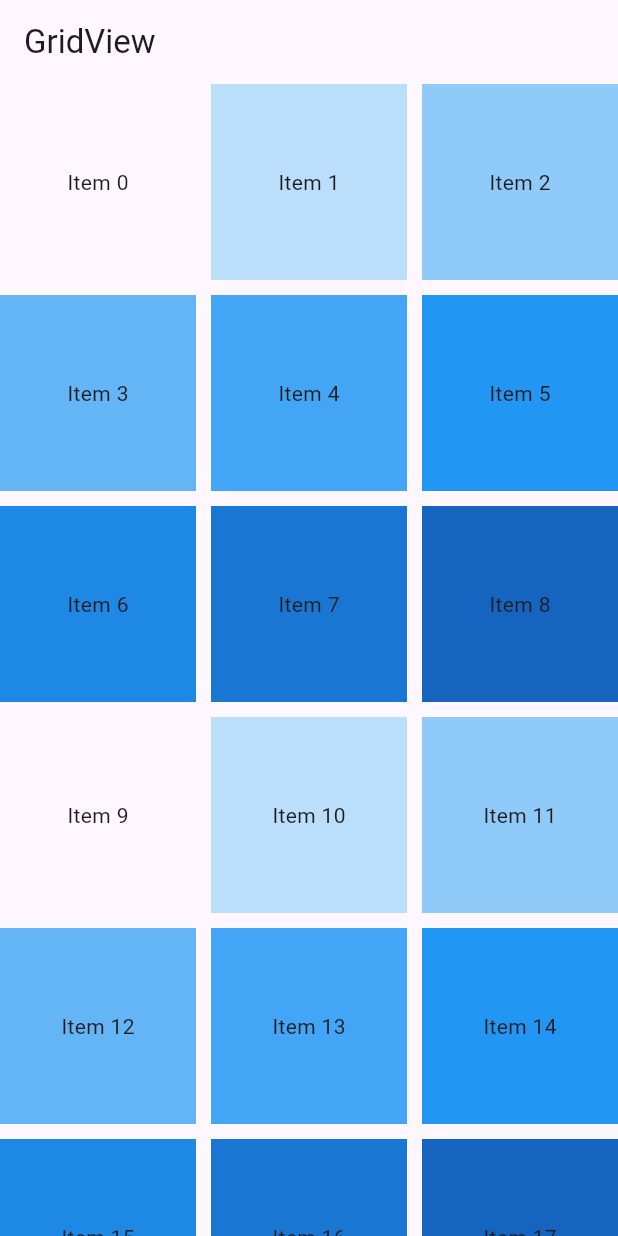
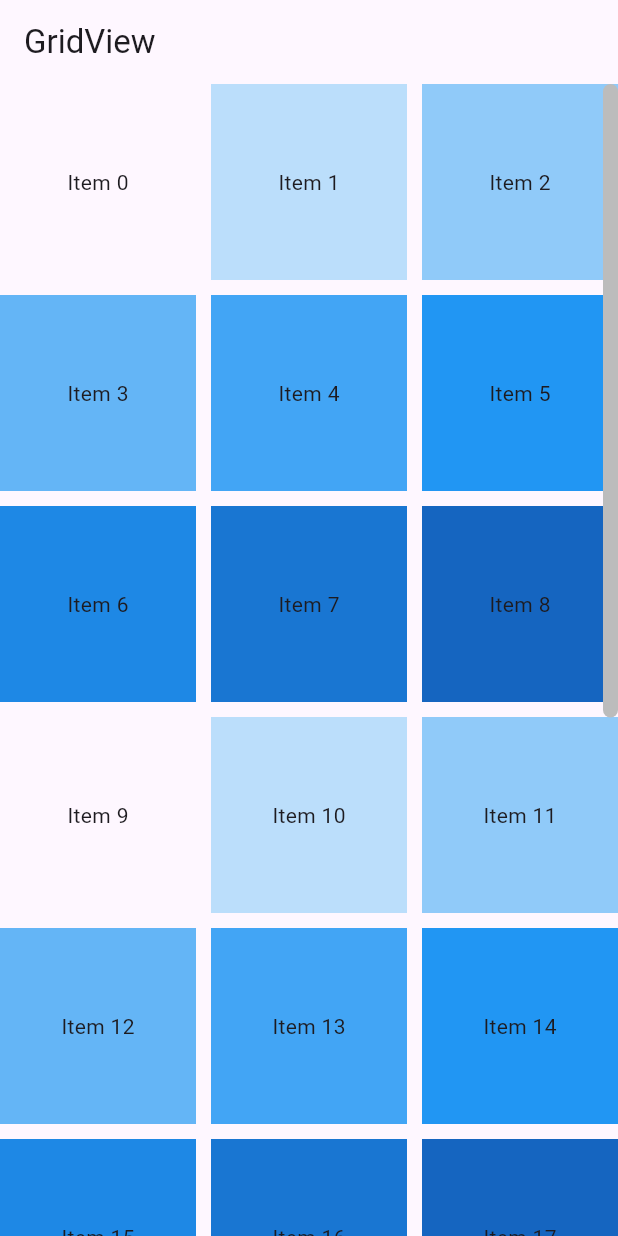
Before and after one commit to saebyeokjang/Flutter, a Flutter app: the screen it shows after launch, on a phone screen of 412 x 824 dp. Run offline on Flutter 3.47's test engine with Material 3 defaults, Android fonts, the phone set to English and light mode, and no system bars; our stand-ins replace google_fonts.

Commit message:
Scrollbar 위젯을 추가하여 GridView에 스크롤바 표시

```diff
--- a/list_navigation/lib/my_grid_view.dart
+++ b/list_navigation/lib/my_grid_view.dart
@@ -7,25 +7,39 @@ class MyGridView extends StatelessWidget {
   Widget build(BuildContext context) {
     return Scaffold(
       appBar: AppBar(
-        title: const Text('GridView'),
+        title: const Text('GridView'), // AppBar에 'GridView'라는 제목을 표시합니다.
       ),
-      body: GridView.builder(
-        scrollDirection: Axis.vertical,
+      body: Scrollbar(
+        // Scrollbar 위젯을 사용하여 스크롤바를 표시합니다.
+        // thickness, thumbVisibility, radius 속성을 사용하여 스크롤바의 두께, 표시 여부, 모서리를 설정합니다.
+        thickness: 10,
+        thumbVisibility: true,
+        radius: const Radius.circular(5),
+        child: GridView.builder(
+          // GridView.builder를 사용하여 그리드 뷰를 생성합니다.
+          scrollDirection: Axis.vertical, // 스크롤 방향을 수직으로 설정합니다.
           gridDelegate: const SliverGridDelegateWithFixedCrossAxisCount(
-          crossAxisCount: 3,
-          crossAxisSpacing: 10,
-          mainAxisSpacing: 10,
+            // 그리드 뷰의 레이아웃을 설정합니다.
+            crossAxisCount: 3, // 한 행에 3개의 아이템을 배치합니다.
+            crossAxisSpacing: 10, // 아이템 간의 가로 간격을 10으로 설정합니다.
+            mainAxisSpacing: 10, // 아이템 간의 세로 간격을 10으로 설정합니다.
           ),
-        itemCount: 30,
+          itemCount: 30, // 총 30개의 아이템을 생성합니다.
           itemBuilder: (context, index) {
+            // 각 아이템을 생성하는 함수입니다.
             return Container(
-            color: Colors.blue[100 * (index % 9)],
+              // 각 아이템은 Container 위젯으로 구성됩니다.
+              color: Colors.blue[100 *
+                  (index %
+                      9)], // 아이템의 배경색을 설정합니다.  index에 따라 파란색 계열의 다른 색상이 적용됩니다. (9가지 색상 반복)
               child: Center(
-              child: Text('Item $index'),
+                // Container 내부에 내용을 중앙 정렬합니다.
+                child: Text('Item $index'), // 'Item'과 함께 아이템의 인덱스를 텍스트로 표시합니다.
               ),
             );
           },
         ),
+      ),
     );
   }
 }
```
Lines whose indentation alone changed are shown as unchanged.
